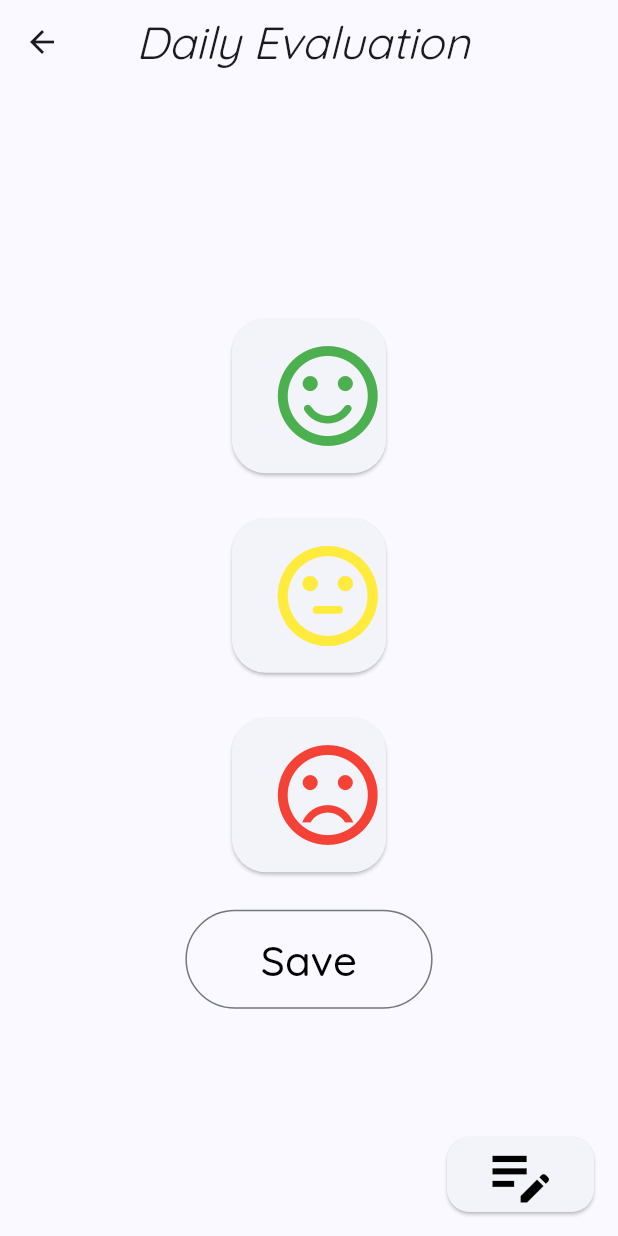
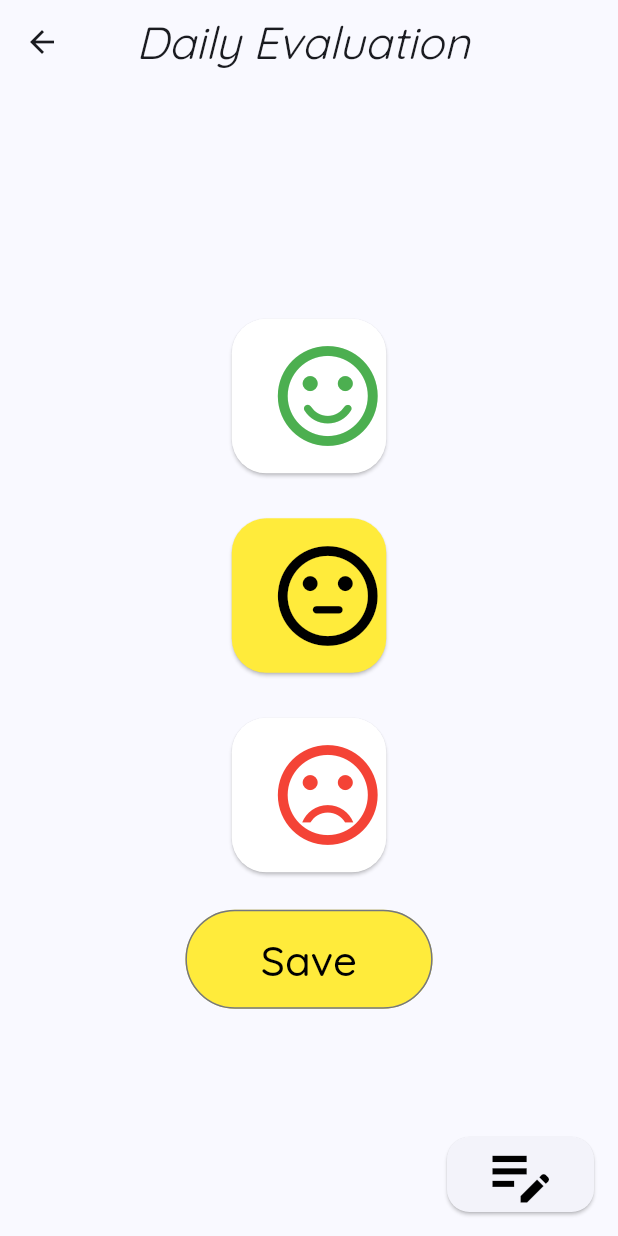
Before and after one commit to ellenritterbusch/urinary_incontinence_application, a Flutter app: the DailyEvaluationPage screen opened directly, after a tap on the "sentiment satisfied" icon, after a tap on the "sentiment neutral" icon, on a phone screen of 412 x 824 dp. Run offline on Flutter 3.47's test engine with Material 3 defaults, Android fonts, the phone set to English and light mode, and no system bars; our stand-ins replace flutter_blue_plus, google_fonts, sqflite, table_calendar; accounts and stored records are empty.

Commit message:
Added colors to daily eval buttons and save button on select

```diff
--- a/lib/BladderDiary/DailyEvaluationPage/DailyEvaluationPage.dart
+++ b/lib/BladderDiary/DailyEvaluationPage/DailyEvaluationPage.dart
@@ -30,10 +30,30 @@ class _DailyEvaluationPageState extends State<DailyEvaluationPage> {
   String dailyEvaluationMemo =''; //Initialize a memo string to be filled out later
   int dailyEvaluation = 0; //Used to store result of daily evaluation, 1= bad, 2=neutral, 3= good
   bool isVisible = false;  //Used for displaying note button when an evaluation has been given
+  bool goodDay = false; //Used for color of green button
+  bool mehDay = false; //Used for color of yellow button
+  bool badDay = false; //Used for color of red button
+  Color saveButtonColor = kDefaultIconLightColor; //Used for color of  save button, defined below.
+
+
   DatabaseModel databaseModelDE = DatabaseModel(0, '', '');
+
 
   @override
   Widget build(BuildContext context) {
+//Defining the color of the save button based on selected daily evaluation.
+     if (goodDay){
+    saveButtonColor = Colors.green;
+  }
+  else if (mehDay){
+    saveButtonColor = Colors.yellow;
+  }
+  else if (badDay){
+    saveButtonColor = Colors.red;
+  }
+  else (){
+    saveButtonColor = kDefaultIconLightColor;
+  };
 
     void submit(){ //Method used to save user input for memo and close window. Called when 'Submit' button is pressed.
   Navigator.of(context).pop(controller.text);
@@ -75,28 +95,41 @@ class _DailyEvaluationPageState extends State<DailyEvaluationPage> {
         Column( //Page is 1 column containing a button for green, yellow, and red, and one for "Submit daily evaluation"
               mainAxisAlignment: MainAxisAlignment.center,
               children: [
-                EvaluationButton(                             //green button
+                EvaluationButton(
+                          //green button
                   yourIcon: Icons.sentiment_satisfied_rounded,
-                  iconcolor: Colors.green,
+                  iconcolor: goodDay? Colors.black: Colors.green,
+                  backgroundcolor: goodDay? Colors.green: kDefaultIconLightColor,
                 onPressed: (){
                   setState(() {
                     isVisible = true;
+                     goodDay = true;
+                     mehDay = false;
+                     badDay = false;
                   });
                 }),
                 EvaluationButton(
                   yourIcon: Icons.sentiment_neutral_rounded,
-                  iconcolor: Colors.yellow,
+                  iconcolor: mehDay ? Colors.black: Colors.yellow,
+                  backgroundcolor: mehDay? Colors.yellow: kDefaultIconLightColor,
                 onPressed: (){
                   setState(() {
                     isVisible = true;
+                    goodDay = false;
+                    mehDay = true;
+                    badDay = false;
                   });
                 }),
                 EvaluationButton(
                   yourIcon: Icons.sentiment_dissatisfied_outlined,
-                  iconcolor: Colors.red,
+                  iconcolor: badDay? Colors.black: Colors.red,
+                  backgroundcolor: badDay? Colors.red: kDefaultIconLightColor,
                 onPressed: (){
                   setState(() {
                     isVisible = true;
+                    goodDay = false;
+                    mehDay = false;
+                    badDay = true;
                   });
                 }),
 
@@ -112,7 +145,8 @@ class _DailyEvaluationPageState extends State<DailyEvaluationPage> {
                       });
                     },
                     style: OutlinedButton.styleFrom(
-                      fixedSize: Size(MediaQuery.of(context).size.width * 0.40, MediaQuery.of(context).size.height * 0.08)),
+                      fixedSize: Size(MediaQuery.of(context).size.width * 0.40, MediaQuery.of(context).size.height * 0.08),
+                       backgroundColor: saveButtonColor,),
                     child: Text('Save', style: TextStyle(color: Colors.black, fontSize: 28),),
                         ),
                 ),
@@ -128,6 +162,7 @@ class _DailyEvaluationPageState extends State<DailyEvaluationPage> {
                     style: ElevatedButton.styleFrom(
                       shape: RoundedRectangleBorder(borderRadius: BorderRadius.circular(15))
                     ),
+
                     child: Icon(
                         Icons.edit_note, size: 50.0, color: Colors.black,),
                     ),
--- a/lib/BladderDiary/DailyEvaluationPage/EvaluationButton.dart
+++ b/lib/BladderDiary/DailyEvaluationPage/EvaluationButton.dart
@@ -3,19 +3,22 @@ import 'package:urinary_incontinence_application/BladderDiary/DailyEvaluationPag
 
 class EvaluationButton extends StatefulWidget {
   final Color iconcolor;
+  final Color backgroundcolor;
   final IconData yourIcon;
   //final bool visibility;
   final Function() onPressed;
   //final int dailyEvaluation;
 
 
-  const EvaluationButton({required this.iconcolor, required this.yourIcon, required this.onPressed});
+  const EvaluationButton({required this.iconcolor, required this.backgroundcolor, required this.yourIcon, required this.onPressed});
 
 @override
 _EvaluationButtonState createState() => _EvaluationButtonState();
 }
 
 class _EvaluationButtonState extends State<EvaluationButton> {
+
+
 
   @override
   Widget build(BuildContext context) {
@@ -26,6 +29,9 @@ class _EvaluationButtonState extends State<EvaluationButton> {
         child: ElevatedButton(
           onPressed: widget.onPressed,
          style:  ElevatedButton.styleFrom(
+          backgroundColor: widget.backgroundcolor,
+
+
           fixedSize: Size(MediaQuery.of(context).size.width * 0.25, MediaQuery.of(context).size.width * 0.25),
           shape: RoundedRectangleBorder(
                borderRadius: BorderRadius.circular(23))),
```
